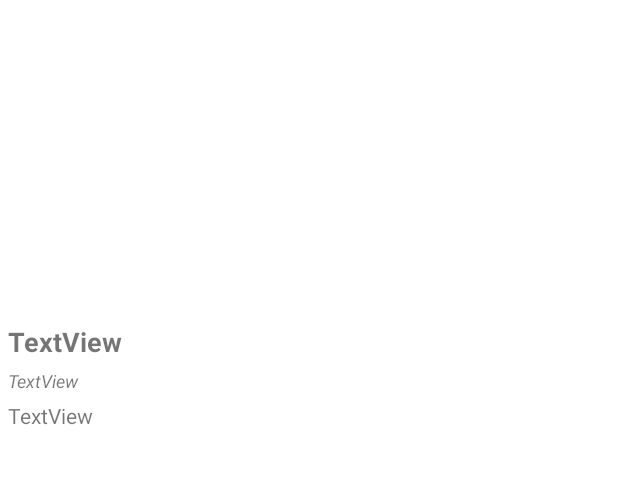
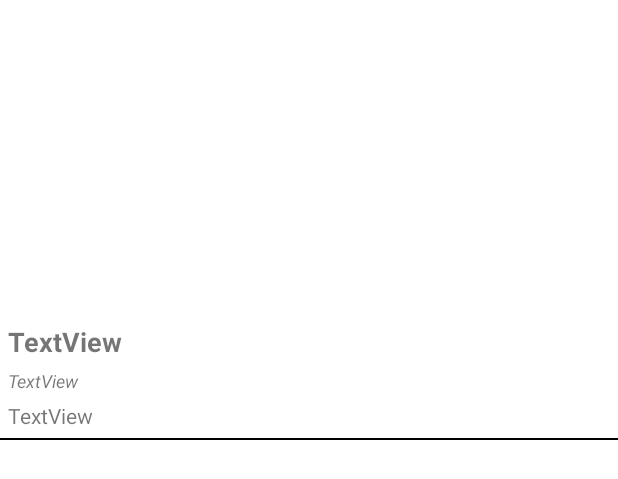
Before and after one commit to Ruan-Hasselmann/GestanteDoZap, an Android app: the layout postagem_layout.xml on its own in the app's theme, with its tools: preview values and no code run, on a phone screen of 412 x 824 dp. Shown: the top 479 px of the screen. Run offline under Robolectric (Android 15) with nearby library versions, the phone set to English and light mode, and no system bars; network calls fail.

Commit message:
Gestante do Zap 1.0;

```diff
--- a/GestanteDoZap/app/src/main/res/layout/activity_main.xml
+++ b/GestanteDoZap/app/src/main/res/layout/activity_main.xml
@@ -124,8 +124,10 @@
                         android:id="@+id/textView"
                         android:layout_width="match_parent"
                         android:layout_height="match_parent"
+                        android:gravity="center_horizontal"
                         android:textSize="20sp"
                         android:text="Últimas publicações"
+                        android:textStyle="bold"
                         android:visibility="visible"/>
 
                 <LinearLayout
--- a/GestanteDoZap/app/src/main/res/layout/postagem_layout.xml
+++ b/GestanteDoZap/app/src/main/res/layout/postagem_layout.xml
@@ -45,5 +45,11 @@
             android:layout_marginTop="5dp"
             android:layout_marginLeft="5dp"
             android:layout_marginRight="5dp"/>
+    <LinearLayout
+            android:layout_width="match_parent"
+            android:layout_height="1dp"
+            android:layout_marginTop="5dp"
+            android:background="@color/black"
+            />
 
 </LinearLayout>
```
